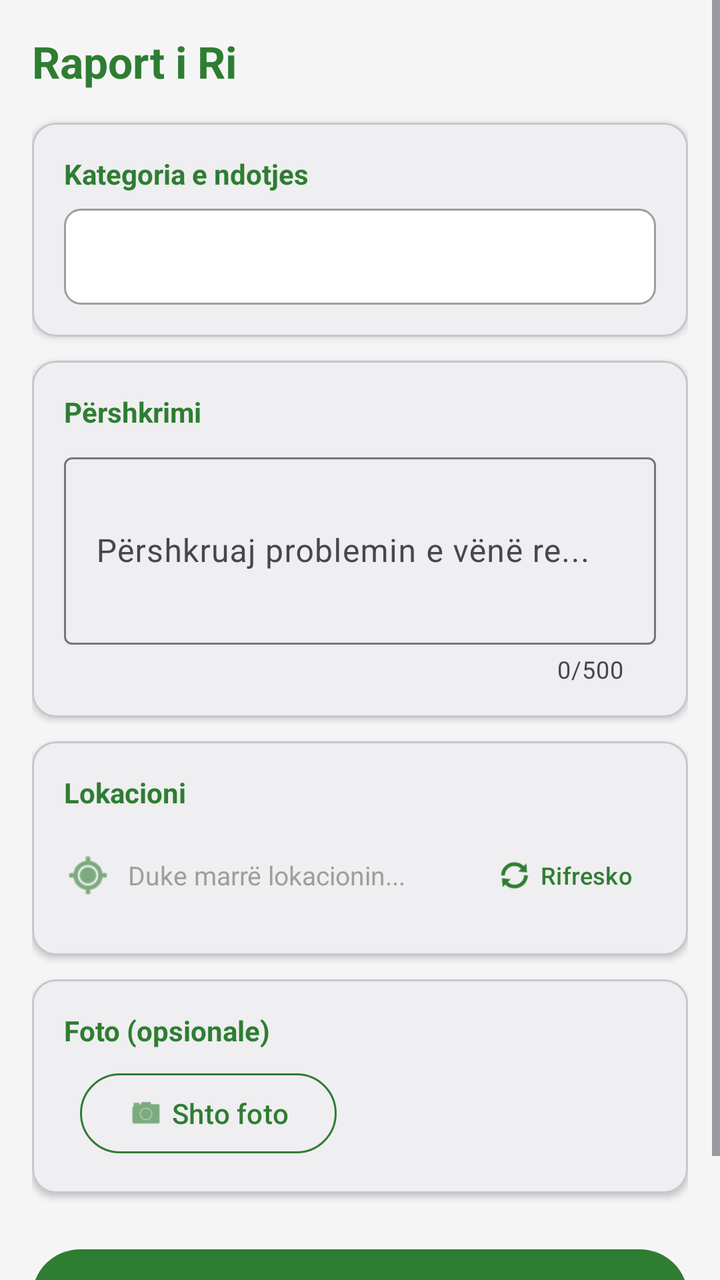
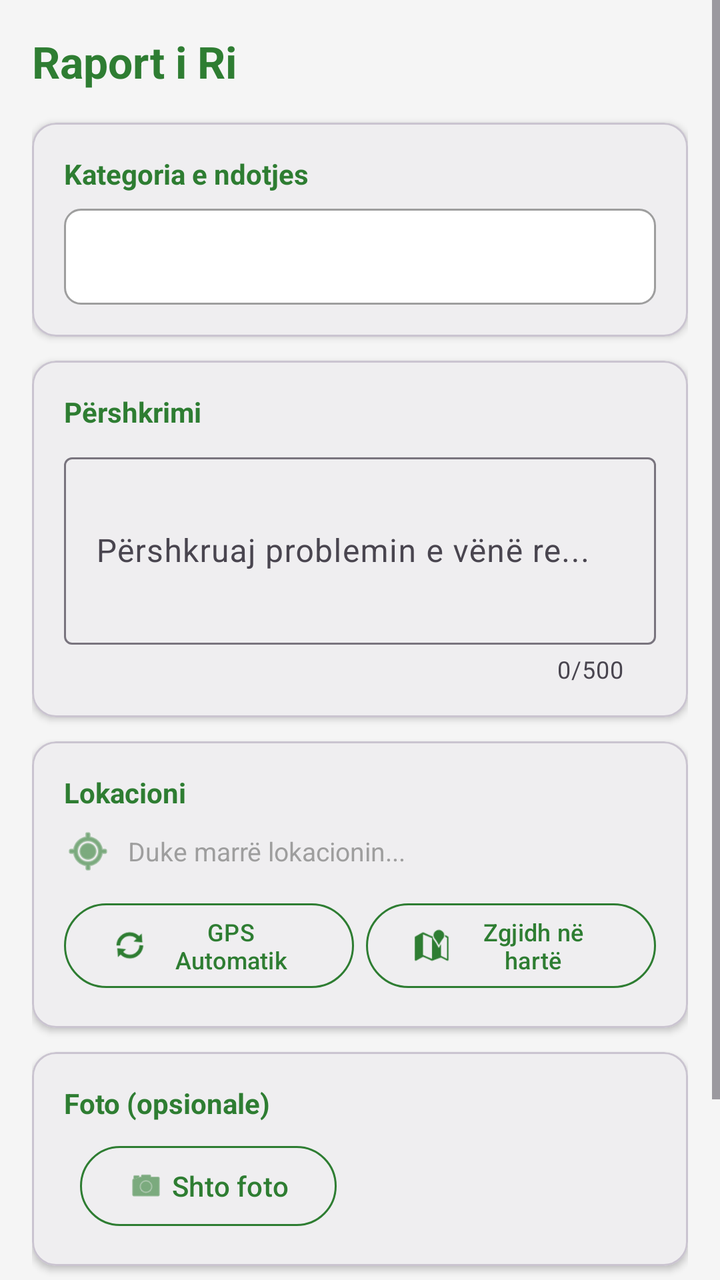

The first picture is an Android layout as it rendered before a commit; the second is the same layout after the commit. The layout source and the unified diff follow.
<!-- AndroidManifest.xml: application theme Theme.EcoAlert -->
<!-- res/layout/fragment_report.xml -->
<?xml version="1.0" encoding="utf-8"?>
<ScrollView
    xmlns:android="http://schemas.android.com/apk/res/android"
    xmlns:app="http://schemas.android.com/apk/res-auto"
    android:layout_width="match_parent"
    android:layout_height="match_parent"
    android:background="@color/gray_light">

    <LinearLayout
        android:layout_width="match_parent"
        android:layout_height="wrap_content"
        android:orientation="vertical"
        android:padding="16dp">

        
        <TextView
            android:layout_width="wrap_content"
            android:layout_height="wrap_content"
            android:text="Raport i Ri"
            android:textSize="22sp"
            android:textStyle="bold"
            android:textColor="@color/green_primary"
            android:layout_marginBottom="16dp" />

        
        <com.google.android.material.card.MaterialCardView
            android:layout_width="match_parent"
            android:layout_height="wrap_content"
            android:layout_marginBottom="12dp"
            app:cardElevation="2dp"
            app:cardCornerRadius="12dp">

            <LinearLayout
                android:layout_width="match_parent"
                android:layout_height="wrap_content"
                android:orientation="vertical"
                android:padding="16dp">

                <TextView
                    android:layout_width="wrap_content"
                    android:layout_height="wrap_content"
                    android:text="Kategoria e ndotjes"
                    android:textSize="14sp"
                    android:textStyle="bold"
                    android:textColor="@color/green_primary"
                    android:layout_marginBottom="8dp" />

                <Spinner
                    android:id="@+id/spinner_category"
                    android:layout_width="match_parent"
                    android:layout_height="48dp"
                    android:background="@drawable/spinner_background"
                    android:paddingStart="12dp"
                    android:paddingEnd="12dp" />

            </LinearLayout>

        </com.google.android.material.card.MaterialCardView>

        
        <com.google.android.material.card.MaterialCardView
            android:layout_width="match_parent"
            android:layout_height="wrap_content"
            android:layout_marginBottom="12dp"
            app:cardElevation="2dp"
            app:cardCornerRadius="12dp">

            <LinearLayout
                android:layout_width="match_parent"
                android:layout_height="wrap_content"
                android:orientation="vertical"
                android:padding="16dp">

                <TextView
                    android:layout_width="wrap_content"
                    android:layout_height="wrap_content"
                    android:text="Përshkrimi"
                    android:textSize="14sp"
                    android:textStyle="bold"
                    android:textColor="@color/green_primary"
                    android:layout_marginBottom="8dp" />

                <com.google.android.material.textfield.TextInputLayout
                    android:id="@+id/til_description"
                    android:layout_width="match_parent"
                    android:layout_height="wrap_content"
                    android:hint="Përshkruaj problemin e vënë re..."
                    style="@style/Widget.Material3.TextInputLayout.OutlinedBox"
                    app:counterEnabled="true"
                    app:counterMaxLength="500">

                    <com.google.android.material.textfield.TextInputEditText
                        android:id="@+id/et_description"
                        android:layout_width="match_parent"
                        android:layout_height="wrap_content"
                        android:inputType="textMultiLine"
                        android:minLines="3"
                        android:maxLines="5"
                        android:maxLength="500" />

                </com.google.android.material.textfield.TextInputLayout>

            </LinearLayout>

        </com.google.android.material.card.MaterialCardView>

        
        <com.google.android.material.card.MaterialCardView
            android:layout_width="match_parent"
            android:layout_height="wrap_content"
            android:layout_marginBottom="12dp"
            app:cardElevation="2dp"
            app:cardCornerRadius="12dp">

            <LinearLayout
                android:layout_width="match_parent"
                android:layout_height="wrap_content"
                android:orientation="vertical"
                android:padding="16dp">

                <TextView
                    android:layout_width="wrap_content"
                    android:layout_height="wrap_content"
                    android:text="Lokacioni"
                    android:textSize="14sp"
                    android:textStyle="bold"
                    android:textColor="@color/green_primary"
                    android:layout_marginBottom="8dp" />

                <LinearLayout
                    android:layout_width="match_parent"
                    android:layout_height="wrap_content"
                    android:orientation="horizontal"
                    android:gravity="center_vertical">

                    <ImageView
                        android:layout_width="24dp"
                        android:layout_height="24dp"
                        android:src="@android:drawable/ic_menu_mylocation"
                        app:tint="@color/green_primary"
                        android:layout_marginEnd="8dp" />

                    <TextView
                        android:id="@+id/tv_location"
                        android:layout_width="0dp"
                        android:layout_height="wrap_content"
                        android:layout_weight="1"
                        android:text="Duke marrë lokacionin..."
                        android:textSize="13sp"
                        android:textColor="@color/gray_medium" />

                    <com.google.android.material.button.MaterialButton
                        android:id="@+id/btn_refresh_location"
                        android:layout_width="wrap_content"
                        android:layout_height="wrap_content"
                        android:text="Rifresko"
                        android:textSize="12sp"
                        style="@style/Widget.Material3.Button.TextButton"
                        app:iconGravity="textStart"
                        app:icon="@android:drawable/ic_popup_sync" />

                </LinearLayout>

            </LinearLayout>

        </com.google.android.material.card.MaterialCardView>

        
        <com.google.android.material.card.MaterialCardView
            android:layout_width="match_parent"
            android:layout_height="wrap_content"
            android:layout_marginBottom="24dp"
            app:cardElevation="2dp"
            app:cardCornerRadius="12dp">

            <LinearLayout
                android:layout_width="match_parent"
                android:layout_height="wrap_content"
                android:orientation="vertical"
                android:padding="16dp">

                <TextView
                    android:layout_width="wrap_content"
                    android:layout_height="wrap_content"
                    android:text="Foto (opsionale)"
                    android:textSize="14sp"
                    android:textStyle="bold"
                    android:textColor="@color/green_primary"
                    android:layout_marginBottom="8dp" />

                <LinearLayout
                    android:layout_width="match_parent"
                    android:layout_height="wrap_content"
                    android:orientation="horizontal"
                    android:gravity="center_vertical">

                    <ImageView
                        android:id="@+id/iv_photo_preview"
                        android:layout_width="80dp"
                        android:layout_height="80dp"
                        android:scaleType="centerCrop"
                        android:background="@color/gray_light"
                        android:visibility="gone" />

                    <com.google.android.material.button.MaterialButton
                        android:id="@+id/btn_add_photo"
                        android:layout_width="wrap_content"
                        android:layout_height="wrap_content"
                        android:layout_marginStart="8dp"
                        android:text="Shto foto"
                        style="@style/Widget.Material3.Button.OutlinedButton"
                        app:strokeColor="@color/green_primary"
                        app:icon="@android:drawable/ic_menu_camera" />

                </LinearLayout>

            </LinearLayout>

        </com.google.android.material.card.MaterialCardView>

        
        <com.google.android.material.button.MaterialButton
            android:id="@+id/btn_submit"
            android:layout_width="match_parent"
            android:layout_height="56dp"
            android:text="Dërgo Raportin"
            android:textSize="16sp"
            android:textStyle="bold"
            app:backgroundTint="@color/green_primary"
            android:layout_marginBottom="16dp" />

        
        <ProgressBar
            android:id="@+id/progress_bar"
            android:layout_width="wrap_content"
            android:layout_height="wrap_content"
            android:layout_gravity="center"
            android:visibility="gone"
            android:indeterminateTint="@color/green_primary" />

    </LinearLayout>

</ScrollView>
<!-- resources referenced by this layout -->
<resources>
  <color name="gray_light">#F5F5F5</color>
  <color name="gray_medium">#9E9E9E</color>
  <color name="green_primary">#2E7D32</color>
  <!-- drawable spinner_background (drawable) -->
  <?xml version="1.0" encoding="utf-8"?>
  <shape xmlns:android="http://schemas.android.com/apk/res/android"
      android:shape="rectangle">
      <solid android:color="@color/white" />
      <stroke
          android:width="1dp"
          android:color="@color/gray_medium" />
      <corners android:radius="8dp" />
  </shape>
  <style name="Theme.EcoAlert" parent="Theme.Material3.Light.NoActionBar">
          <item name="colorPrimary">@color/green_primary</item>
          <item name="colorPrimaryVariant">@color/green_primary_dark</item>
          <item name="colorOnPrimary">@color/white</item>
          <item name="colorSecondary">@color/green_secondary</item>
          <item name="colorOnSecondary">@color/black</item>
          <item name="android:statusBarColor">@color/green_primary</item>
      </style>
  <color name="white">#FFFFFF</color>
  <color name="green_primary_dark">#1B5E20</color>
  <color name="green_secondary">#66BB6A</color>
  <color name="black">#000000</color>
</resources>

<!-- the commit's change to res/layout/fragment_report.xml (unified diff, before → after) -->
@@ -127,11 +127,13 @@
                     android:textColor="@color/green_primary"
                     android:layout_marginBottom="8dp" />
 
+                
                 <LinearLayout
                     android:layout_width="match_parent"
                     android:layout_height="wrap_content"
                     android:orientation="horizontal"
-                    android:gravity="center_vertical">
+                    android:gravity="center_vertical"
+                    android:layout_marginBottom="10dp">
 
                     <ImageView
                         android:layout_width="24dp"
@@ -149,15 +151,36 @@
                         android:textSize="13sp"
                         android:textColor="@color/gray_medium" />
 
+                </LinearLayout>
+
+                
+                <LinearLayout
+                    android:layout_width="match_parent"
+                    android:layout_height="wrap_content"
+                    android:orientation="horizontal">
+
                     <com.google.android.material.button.MaterialButton
                         android:id="@+id/btn_refresh_location"
-                        android:layout_width="wrap_content"
-                        android:layout_height="wrap_content"
-                        android:text="Rifresko"
+                        android:layout_width="0dp"
+                        android:layout_height="wrap_content"
+                        android:layout_weight="1"
+                        android:layout_marginEnd="6dp"
+                        android:text="GPS Automatik"
                         android:textSize="12sp"
-                        style="@style/Widget.Material3.Button.TextButton"
-                        app:iconGravity="textStart"
+                        style="@style/Widget.Material3.Button.OutlinedButton"
+                        app:strokeColor="@color/green_primary"
                         app:icon="@android:drawable/ic_popup_sync" />
+
+                    <com.google.android.material.button.MaterialButton
+                        android:id="@+id/btn_pick_location"
+                        android:layout_width="0dp"
+                        android:layout_height="wrap_content"
+                        android:layout_weight="1"
+                        android:text="Zgjidh në hartë"
+                        android:textSize="12sp"
+                        style="@style/Widget.Material3.Button.OutlinedButton"
+                        app:strokeColor="@color/green_primary"
+                        app:icon="@android:drawable/ic_dialog_map" />
 
                 </LinearLayout>
 
